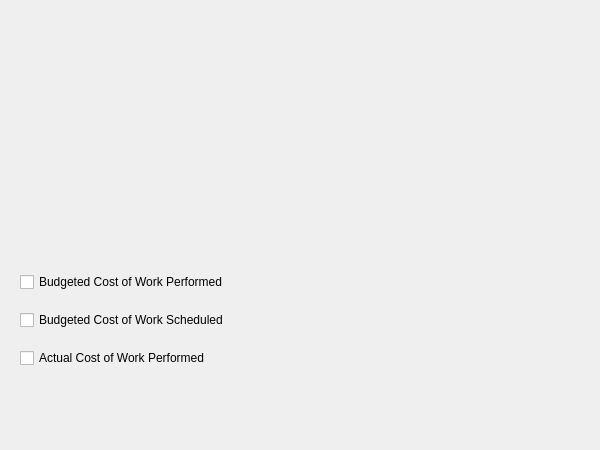
Above: kplato/kptchartpanelbase.ui from KDE/calligra before the change. Below: the same form after it.
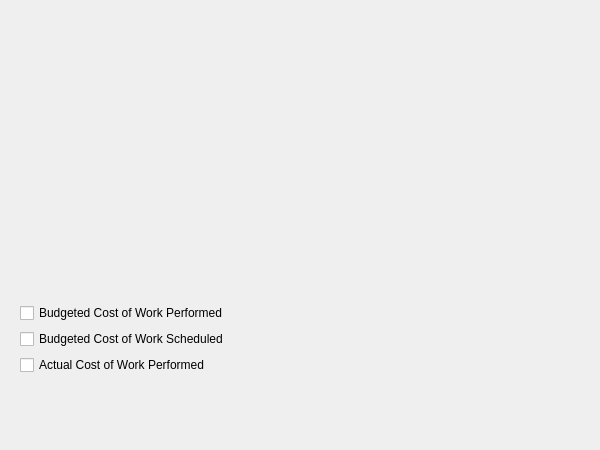
That is the form after the change.

Diff of the .ui file:
```diff
--- a/kplato/kptchartpanelbase.ui
+++ b/kplato/kptchartpanelbase.ui
@@ -19,31 +19,13 @@
   <property name="windowTitle" >
    <string>Project Chart Indicators</string>
   </property>
-  <widget class="QWidget" name="horizontalLayout_2" >
-   <property name="geometry" >
-    <rect>
-     <x>20</x>
-     <y>20</y>
-     <width>461</width>
-     <height>221</height>
-    </rect>
-   </property>
-   <layout class="QHBoxLayout" >
-    <property name="margin" >
-     <number>0</number>
-    </property>
-    <property name="spacing" >
-     <number>6</number>
-    </property>
-   </layout>
-  </widget>
   <widget class="QWidget" name="verticalLayout" >
    <property name="geometry" >
     <rect>
      <x>20</x>
-     <y>260</y>
-     <width>461</width>
-     <height>121</height>
+     <y>300</y>
+     <width>561</width>
+     <height>81</height>
     </rect>
    </property>
    <layout class="QVBoxLayout" >
@@ -51,7 +33,7 @@
      <number>0</number>
     </property>
     <property name="spacing" >
-     <number>6</number>
+     <number>3</number>
     </property>
     <item>
      <widget class="QCheckBox" name="curve2" >
@@ -94,6 +76,24 @@
     </item>
    </layout>
   </widget>
+  <widget class="QWidget" name="horizontalLayout_2" >
+   <property name="geometry" >
+    <rect>
+     <x>20</x>
+     <y>20</y>
+     <width>561</width>
+     <height>271</height>
+    </rect>
+   </property>
+   <layout class="QHBoxLayout" >
+    <property name="margin" >
+     <number>0</number>
+    </property>
+    <property name="spacing" >
+     <number>6</number>
+    </property>
+   </layout>
+  </widget>
  </widget>
  <resources/>
  <connections/>
```
